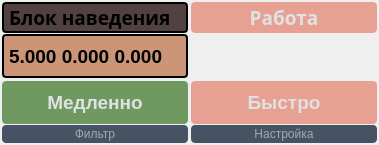
Old version of the form gui_files/widget_aiming_control.ui in the repository orizonti/PROJ_TRACKING_PROB.
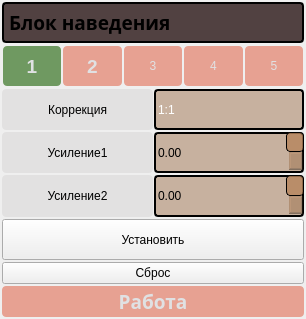
New version of the form. Icons and pictures are not drawn.

Patch:
```diff
--- a/gui_files/widget_aiming_control.ui
+++ b/gui_files/widget_aiming_control.ui
@@ -6,8 +6,8 @@
    <rect>
     <x>0</x>
     <y>0</y>
-    <width>379</width>
-    <height>145</height>
+    <width>306</width>
+    <height>319</height>
    </rect>
   </property>
   <property name="sizePolicy">
@@ -1333,12 +1333,269 @@
    <property name="bottomMargin">
     <number>2</number>
    </property>
-   <property name="horizontalSpacing">
-    <number>3</number>
+   <property name="spacing">
+    <number>2</number>
    </property>
-   <property name="verticalSpacing">
-    <number>1</number>
-   </property>
+   <item row="7" column="0">
+    <widget class="QPushButton" name="checkWorkBlock">
+     <property name="sizePolicy">
+      <sizepolicy hsizetype="Minimum" vsizetype="Maximum">
+       <horstretch>0</horstretch>
+       <verstretch>0</verstretch>
+      </sizepolicy>
+     </property>
+     <property name="font">
+      <font>
+       <family>Ubuntu Sans</family>
+       <pointsize>14</pointsize>
+       <italic>false</italic>
+       <bold>true</bold>
+      </font>
+     </property>
+     <property name="styleSheet">
+      <string notr="true">QGroupBox
+{
+border: 0 px solid line black;
+}
+
+QPushButton {
+	background-color: rgba(220, 59, 23,110);
+  color: #E0E1E3;
+  border-radius: 4px;
+  padding: 2px;
+  outline: none;
+  border: none;
+font: 600 14pt &quot;Ubuntu Sans&quot;;
+}
+
+QPushButton:disabled {
+  background-color: #455364;
+  color: #9DA9B5;
+  border-radius: 4px;
+  padding: 2px;
+}
+
+QPushButton:checked {
+	background-color: rgba(35, 102, 12,160);
+  border-radius: 4px;
+  padding: 2px;
+  outline: none;
+font: 600 14pt &quot;Ubuntu Sans&quot;;
+}
+
+QPushButton:checked:disabled {
+  background-color: #60798B;
+  color: #9DA9B5;
+  border-radius: 4px;
+  padding: 2px;
+  outline: none;
+}
+
+QPushButton:checked:selected {
+  background: #60798B;
+}
+
+QPushButton:hover {
+  background-color: #54687A;
+  color: #E0E1E3;
+}
+
+QPushButton:pressed {
+  background-color: #60798B;
+}
+
+QPushButton:selected {
+  background: #60798B;
+  color: #E0E1E3;
+}
+
+QPushButton::menu-indicator {
+  subcontrol-origin: padding;
+  subcontrol-position: bottom right;
+  bottom: 4px;
+	background-color: rgb(210, 204, 182);
+}
+
+QDialogButtonBox QPushButton {
+  /* Issue #194 #248 - Special case of QPushButton inside dialogs, for better UI */
+  min-width: 80px;
+}</string>
+     </property>
+     <property name="text">
+      <string>Работа</string>
+     </property>
+     <property name="checkable">
+      <bool>true</bool>
+     </property>
+    </widget>
+   </item>
+   <item row="5" column="0">
+    <widget class="QPushButton" name="butSetParam">
+     <property name="sizePolicy">
+      <sizepolicy hsizetype="Minimum" vsizetype="Minimum">
+       <horstretch>0</horstretch>
+       <verstretch>0</verstretch>
+      </sizepolicy>
+     </property>
+     <property name="styleSheet">
+      <string notr="true">QPushButton
+{
+font: 600 14pt &quot;Ubuntu Sans&quot;;
+}</string>
+     </property>
+     <property name="text">
+      <string>Установить</string>
+     </property>
+    </widget>
+   </item>
+   <item row="3" column="0">
+    <layout class="QHBoxLayout" name="horizontalLayout_4">
+     <property name="spacing">
+      <number>1</number>
+     </property>
+     <item>
+      <widget class="QLabel" name="label_5">
+       <property name="minimumSize">
+        <size>
+         <width>130</width>
+         <height>0</height>
+        </size>
+       </property>
+       <property name="styleSheet">
+        <string notr="true">QLabel
+{
+border: 0px solid line black;
+border-radius: 4px;
+
+font: 600 14pt &quot;Ubuntu Sans&quot;;
+	background-color: rgba(81, 65, 65,20);
+}</string>
+       </property>
+       <property name="text">
+        <string>Усиление1</string>
+       </property>
+       <property name="alignment">
+        <set>Qt::AlignCenter</set>
+       </property>
+      </widget>
+     </item>
+     <item>
+      <widget class="QDoubleSpinBox" name="spinGain1">
+       <property name="sizePolicy">
+        <sizepolicy hsizetype="Minimum" vsizetype="Minimum">
+         <horstretch>0</horstretch>
+         <verstretch>0</verstretch>
+        </sizepolicy>
+       </property>
+       <property name="minimumSize">
+        <size>
+         <width>150</width>
+         <height>0</height>
+        </size>
+       </property>
+       <property name="styleSheet">
+        <string notr="true">QDoubleSpinBox
+{
+border: 2px solid line black;
+font: 600 14pt &quot;Ubuntu Sans&quot;;
+	background-color: rgba(152, 106, 68,120);
+  border-radius: 4px;
+
+}
+
+QDoubleSpinBox::up-button 
+{
+    subcontrol-origin: border;
+    subcontrol-position: top right; 
+    width: 16px; 
+  border-radius: 4px;
+    border-width: 1px;
+border: 1px solid line black;
+	background-color: rgba(181, 131, 90,200);
+}
+QDoubleSpinBox::down-button {
+    subcontrol-origin: border;
+    subcontrol-position: bottom right; /* position at bottom right corner */
+
+    width: 16px;
+    border-image: url(:/images/spindown.png) 1;
+    border-width: 1px;
+    border-top-width: 0;
+border: 1px solid line black;
+  border-radius: 4px;
+background-color: rgba(181, 131, 90,200);
+}</string>
+       </property>
+       <property name="singleStep">
+        <double>0.100000000000000</double>
+       </property>
+      </widget>
+     </item>
+    </layout>
+   </item>
+   <item row="2" column="0">
+    <layout class="QHBoxLayout" name="horizontalLayout">
+     <property name="spacing">
+      <number>1</number>
+     </property>
+     <item>
+      <widget class="QLabel" name="label_2">
+       <property name="minimumSize">
+        <size>
+         <width>130</width>
+         <height>0</height>
+        </size>
+       </property>
+       <property name="styleSheet">
+        <string notr="true">QLabel
+{
+border: 0px solid line black;
+border-radius: 4px;
+
+font: 600 14pt &quot;Ubuntu Sans&quot;;
+	background-color: rgba(81, 65, 65,20);
+}</string>
+       </property>
+       <property name="text">
+        <string>Коррекция</string>
+       </property>
+       <property name="alignment">
+        <set>Qt::AlignCenter</set>
+       </property>
+      </widget>
+     </item>
+     <item>
+      <widget class="QLineEdit" name="linePosCorrection">
+       <property name="sizePolicy">
+        <sizepolicy hsizetype="Expanding" vsizetype="Minimum">
+         <horstretch>0</horstretch>
+         <verstretch>0</verstretch>
+        </sizepolicy>
+       </property>
+       <property name="maximumSize">
+        <size>
+         <width>150</width>
+         <height>16777215</height>
+        </size>
+       </property>
+       <property name="styleSheet">
+        <string notr="true">QLineEdit
+{
+border: 2px solid line black;
+background-color: rgba(152, 106, 68,120);
+	color: rgb(255, 255, 255);
+	
+	font: 600 14pt &quot;Ubuntu Sans&quot;;
+border-radius: 4px;
+}</string>
+       </property>
+       <property name="text">
+        <string>1:1</string>
+       </property>
+      </widget>
+     </item>
+    </layout>
+   </item>
    <item row="0" column="0">
     <widget class="QLabel" name="label">
      <property name="sizePolicy">
@@ -1370,8 +1627,27 @@
      </property>
     </widget>
    </item>
-   <item row="1" column="0" colspan="2">
+   <item row="6" column="0">
+    <widget class="QPushButton" name="butReset">
+     <property name="styleSheet">
+      <string notr="true">QPushButton
+{
+font: 600 14pt &quot;Ubuntu Sans&quot;;
+}</string>
+     </property>
+     <property name="text">
+      <string>Сброс</string>
+     </property>
+    </widget>
+   </item>
+   <item row="1" column="0">
     <widget class="QGroupBox" name="groupBox">
+     <property name="sizePolicy">
+      <sizepolicy hsizetype="Preferred" vsizetype="Minimum">
+       <horstretch>0</horstretch>
+       <verstretch>0</verstretch>
+      </sizepolicy>
+     </property>
      <property name="styleSheet">
       <string notr="true">QGroupBox
 {
@@ -1446,52 +1722,86 @@
      </property>
      <layout class="QGridLayout" name="gridLayout_2">
       <property name="leftMargin">
-       <number>0</number>
+       <number>1</number>
       </property>
       <property name="topMargin">
-       <number>0</number>
+       <number>1</number>
       </property>
       <property name="rightMargin">
-       <number>0</number>
+       <number>1</number>
       </property>
       <property name="bottomMargin">
-       <number>0</number>
+       <number>1</number>
       </property>
       <property name="spacing">
-       <number>3</number>
+       <number>2</number>
       </property>
+      <item row="0" column="2">
+       <widget class="QPushButton" name="butAimRegim3">
+        <property name="minimumSize">
+         <size>
+          <width>0</width>
+          <height>0</height>
+         </size>
+        </property>
+        <property name="maximumSize">
+         <size>
+          <width>60</width>
+          <height>60</height>
+         </size>
+        </property>
+        <property name="text">
+         <string>3</string>
+        </property>
+       </widget>
+      </item>
+      <item row="0" column="1">
+       <widget class="QPushButton" name="butAimRegim2">
+        <property name="sizePolicy">
+         <sizepolicy hsizetype="Minimum" vsizetype="Minimum">
+          <horstretch>0</horstretch>
+          <verstretch>0</verstretch>
+         </sizepolicy>
+        </property>
+        <property name="maximumSize">
+         <size>
+          <width>60</width>
+          <height>60</height>
+         </size>
+        </property>
+        <property name="font">
+         <font>
+          <family>Ubuntu</family>
+          <pointsize>14</pointsize>
+          <italic>false</italic>
+          <bold>true</bold>
+         </font>
+        </property>
+        <property name="text">
+         <string>2</string>
+        </property>
+        <property name="checkable">
+         <bool>true</bool>
+        </property>
+        <property name="autoExclusive">
+         <bool>true</bool>
+        </property>
+       </widget>
+      </item>
       <item row="0" column="0">
-       <widget class="QLabel" name="labelAimingBlockState">
-        <property name="font">
-         <font>
-          <family>Ubuntu</family>
-          <pointsize>14</pointsize>
-          <italic>false</italic>
-          <bold>true</bold>
-         </font>
-        </property>
-        <property name="styleSheet">
-         <string notr="true">QLabel
-{
-border: 2px solid line black;
-border-radius: 4px;
-	font: 600 14pt &quot;Ubuntu&quot;;
-	background-color: rgba(184, 104, 60,170);
-}</string>
-        </property>
-        <property name="text">
-         <string>5.000 0.000 0.000</string>
-        </property>
-       </widget>
-      </item>
-      <item row="1" column="0">
-       <widget class="QPushButton" name="checkMoveSlowPID">
+       <widget class="QPushButton" name="butAimRegim1">
         <property name="sizePolicy">
-         <sizepolicy hsizetype="Minimum" vsizetype="Preferred">
+         <sizepolicy hsizetype="Minimum" vsizetype="Fixed">
           <horstretch>0</horstretch>
           <verstretch>0</verstretch>
          </sizepolicy>
         </property>
+        <property name="maximumSize">
+         <size>
+          <width>60</width>
+          <height>60</height>
+         </size>
+        </property>
         <property name="font">
          <font>
           <family>Ubuntu</family>
@@ -1501,7 +1811,7 @@
          </font>
         </property>
         <property name="text">
-         <string>Медленно</string>
+         <string>1</string>
         </property>
         <property name="checkable">
          <bool>true</bool>
@@ -1514,288 +1824,131 @@
         </property>
        </widget>
       </item>
-      <item row="1" column="1">
-       <widget class="QPushButton" name="checkMoveFastPID">
-        <property name="sizePolicy">
-         <sizepolicy hsizetype="Minimum" vsizetype="Minimum">
-          <horstretch>0</horstretch>
-          <verstretch>0</verstretch>
-         </sizepolicy>
+      <item row="0" column="3">
+       <widget class="QPushButton" name="butAimRegim4">
+        <property name="minimumSize">
+         <size>
+          <width>0</width>
+          <height>0</height>
+         </size>
         </property>
-        <property name="font">
-         <font>
-          <family>Ubuntu</family>
-          <pointsize>14</pointsize>
-          <italic>false</italic>
-          <bold>true</bold>
-         </font>
+        <property name="maximumSize">
+         <size>
+          <width>60</width>
+          <height>60</height>
+         </size>
         </property>
         <property name="text">
-         <string>Быстро</string>
+         <string>4</string>
         </property>
-        <property name="checkable">
-         <bool>true</bool>
+       </widget>
+      </item>
+      <item row="0" column="4">
+       <widget class="QPushButton" name="butAimRegim5">
+        <property name="minimumSize">
+         <size>
+          <width>0</width>
+          <height>0</height>
+         </size>
         </property>
-        <property name="autoExclusive">
-         <bool>true</bool>
+        <property name="maximumSize">
+         <size>
+          <width>60</width>
+          <height>60</height>
+         </size>
+        </property>
+        <property name="text">
+         <string>5</string>
         </property>
        </widget>
       </item>
      </layout>
     </widget>
    </item>
-   <item row="0" column="1">
-    <widget class="QPushButton" name="checkWorkBlock">
-     <property name="sizePolicy">
-      <sizepolicy hsizetype="Minimum" vsizetype="Maximum">
-       <horstretch>0</horstretch>
-       <verstretch>0</verstretch>
-      </sizepolicy>
+   <item row="4" column="0">
+    <layout class="QHBoxLayout" name="horizontalLayout_3">
+     <property name="spacing">
+      <number>1</number>
      </property>
-     <property name="font">
-      <font>
-       <family>Ubuntu Sans</family>
-       <pointsize>14</pointsize>
-       <italic>false</italic>
-       <bold>true</bold>
-      </font>
-     </property>
-     <property name="styleSheet">
-      <string notr="true">QGroupBox
+     <item>
+      <widget class="QLabel" name="label_4">
+       <property name="minimumSize">
+        <size>
+         <width>130</width>
+         <height>0</height>
+        </size>
+       </property>
+       <property name="styleSheet">
+        <string notr="true">QLabel
 {
-border: 0 px solid line black;
-}
+border: 0px solid line black;
+border-radius: 4px;
 
-QPushButton {
-	background-color: rgba(220, 59, 23,110);
-  color: #E0E1E3;
-  border-radius: 4px;
-  padding: 2px;
-  outline: none;
-  border: none;
 font: 600 14pt &quot;Ubuntu Sans&quot;;
-}
-
-QPushButton:disabled {
-  background-color: #455364;
-  color: #9DA9B5;
-  border-radius: 4px;
-  padding: 2px;
-}
-
-QPushButton:checked {
-	background-color: rgba(35, 102, 12,160);
-  border-radius: 4px;
-  padding: 2px;
-  outline: none;
+	background-color: rgba(81, 65, 65,20);
+}</string>
+       </property>
+       <property name="text">
+        <string>Усиление2</string>
+       </property>
+       <property name="alignment">
+        <set>Qt::AlignCenter</set>
+       </property>
+      </widget>
+     </item>
+     <item>
+      <widget class="QDoubleSpinBox" name="spinGain2">
+       <property name="sizePolicy">
+        <sizepolicy hsizetype="Minimum" vsizetype="Minimum">
+         <horstretch>0</horstretch>
+         <verstretch>0</verstretch>
+        </sizepolicy>
+       </property>
+       <property name="minimumSize">
+        <size>
+         <width>150</width>
+         <height>0</height>
+        </size>
+       </property>
+       <property name="styleSheet">
+        <string notr="true">QDoubleSpinBox
+{
+border: 2px solid line black;
 font: 600 14pt &quot;Ubuntu Sans&quot;;
-}
-
-QPushButton:checked:disabled {
-  background-color: #60798B;
-  color: #9DA9B5;
+	background-color: rgba(152, 106, 68,120);
   border-radius: 4px;
-  padding: 2px;
-  outline: none;
-}
 
-QPushButton:checked:selected {
-  background: #60798B;
 }
 
-QPushButton:hover {
-  background-color: #54687A;
-  color: #E0E1E3;
-}
-
-QPushButton:pressed {
-  background-color: #60798B;
-}
-
-QPushButton:selected {
-  background: #60798B;
-  color: #E0E1E3;
-}
-
-QPushButton::menu-indicator {
-  subcontrol-origin: padding;
-  subcontrol-position: bottom right;
-  bottom: 4px;
-	background-color: rgb(210, 204, 182);
-}
-
-QDialogButtonBox QPushButton {
-  /* Issue #194 #248 - Special case of QPushButton inside dialogs, for better UI */
-  min-width: 80px;
-}</string>
-     </property>
-     <property name="text">
-      <string>Работа</string>
-     </property>
-     <property name="checkable">
-      <bool>true</bool>
-     </property>
-    </widget>
-   </item>
-   <item row="2" column="0">
-    <widget class="QPushButton" name="pushButtonFilterOnOff">
-     <property name="enabled">
-      <bool>false</bool>
-     </property>
-     <property name="styleSheet">
-      <string notr="true">QPushButton {
-	background-color: rgba(220, 59, 23,140);
-  color: #E0E1E3;
+QDoubleSpinBox::up-button 
+{
+    subcontrol-origin: border;
+    subcontrol-position: top right; 
+    width: 16px; 
   border-radius: 4px;
-  padding: 2px;
-  outline: none;
-  border: none;
-	font: 14pt &quot;Ubuntu&quot;;
+    border-width: 1px;
+border: 1px solid line black;
+	background-color: rgba(181, 131, 90,200);
 }
+QDoubleSpinBox::down-button {
+    subcontrol-origin: border;
+    subcontrol-position: bottom right; /* position at bottom right corner */
 
-QPushButton:disabled {
-  background-color: #455364;
-  color: #9DA9B5;
+    width: 16px;
+    border-image: url(:/images/spindown.png) 1;
+    border-width: 1px;
+    border-top-width: 0;
+border: 1px solid line black;
   border-radius: 4px;
-  padding: 2px;
-}
-
-QPushButton:checked {
-	background-color: rgb(5, 102, 12);
-  border-radius: 4px;
-  padding: 2px;
-  outline: none;
-font: 14pt &quot;Ubuntu&quot;;
-}
-
-QPushButton:checked:disabled {
-  background-color: #60798B;
-  color: #9DA9B5;
-  border-radius: 4px;
-  padding: 2px;
-  outline: none;
-}
-
-QPushButton:checked:selected {
-  background: #60798B;
-}
-
-QPushButton:hover {
-  background-color: #54687A;
-  color: #E0E1E3;
-}
-
-QPushButton:pressed {
-  background-color: #60798B;
-}
-
-QPushButton:selected {
-  background: #60798B;
-  color: #E0E1E3;
-}
-
-QPushButton::menu-indicator {
-  subcontrol-origin: padding;
-  subcontrol-position: bottom right;
-  bottom: 4px;
-	background-color: rgb(210, 204, 182);
-}
-
-QDialogButtonBox QPushButton {
-  /* Issue #194 #248 - Special case of QPushButton inside dialogs, for better UI */
-  min-width: 80px;
+background-color: rgba(181, 131, 90,200);
 }</string>
-     </property>
-     <property name="text">
-      <string>Фильтр</string>
-     </property>
-     <property name="checkable">
-      <bool>true</bool>
-     </property>
-     <property name="checked">
-      <bool>false</bool>
-     </property>
-    </widget>
-   </item>
-   <item row="2" column="1">
-    <widget class="QPushButton" name="checkTuningMode">
-     <property name="enabled">
-      <bool>false</bool>
-     </property>
-     <property name="styleSheet">
-      <string notr="true">QPushButton {
-	background-color: rgba(220, 59, 23,140);
-  color: #E0E1E3;
-  border-radius: 4px;
-  padding: 2px;
-  outline: none;
-  border: none;
-	font: 14pt &quot;Ubuntu&quot;;
-}
-
-QPushButton:disabled {
-  background-color: #455364;
-  color: #9DA9B5;
-  border-radius: 4px;
-  padding: 2px;
-}
-
-QPushButton:checked {
-	background-color: rgb(5, 102, 12);
-  border-radius: 4px;
-  padding: 2px;
-  outline: none;
-font: 14pt &quot;Ubuntu&quot;;
-}
-
-QPushButton:checked:disabled {
-  background-color: #60798B;
-  color: #9DA9B5;
-  border-radius: 4px;
-  padding: 2px;
-  outline: none;
-}
-
-QPushButton:checked:selected {
-  background: #60798B;
-}
-
-QPushButton:hover {
-  background-color: #54687A;
-  color: #E0E1E3;
-}
-
-QPushButton:pressed {
-  background-color: #60798B;
-}
-
-QPushButton:selected {
-  background: #60798B;
-  color: #E0E1E3;
-}
-
-QPushButton::menu-indicator {
-  subcontrol-origin: padding;
-  subcontrol-position: bottom right;
-  bottom: 4px;
-	background-color: rgb(210, 204, 182);
-}
-
-QDialogButtonBox QPushButton {
-  /* Issue #194 #248 - Special case of QPushButton inside dialogs, for better UI */
-  min-width: 80px;
-}</string>
-     </property>
-     <property name="text">
-      <string>Настройка</string>
-     </property>
-     <property name="checkable">
-      <bool>true</bool>
-     </property>
-     <property name="autoExclusive">
-      <bool>true</bool>
-     </property>
-    </widget>
+       </property>
+       <property name="singleStep">
+        <double>0.100000000000000</double>
+       </property>
+      </widget>
+     </item>
+    </layout>
    </item>
   </layout>
  </widget>
```
